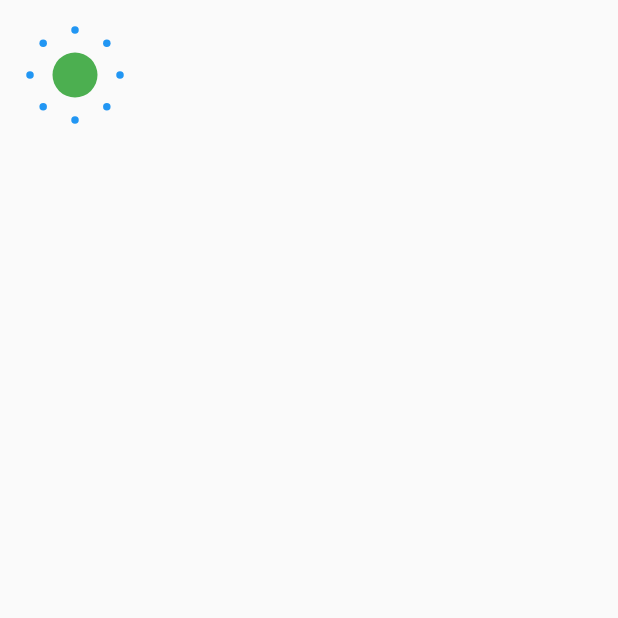
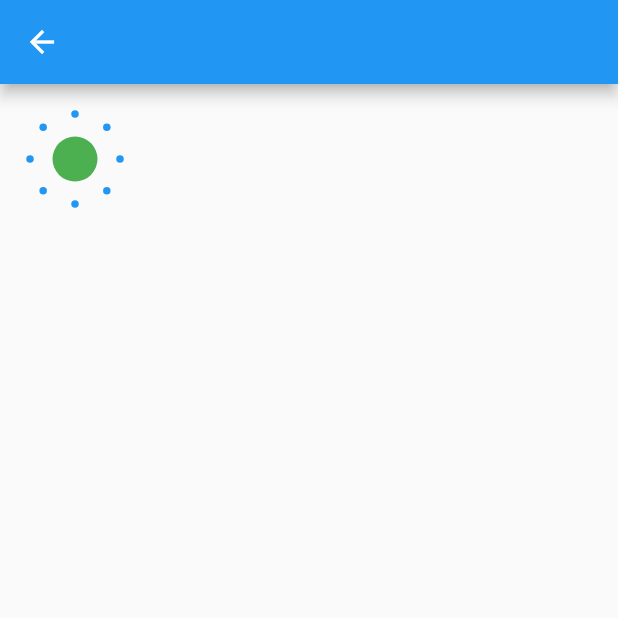
Before and after one commit to eduserrato/SantaClausLetterApp, a Flutter app: the Loading screen opened directly, on a phone screen of 412 x 824 dp, the top half of it. Run offline on Flutter 3.47's test engine with Material 2 defaults, Android fonts, the phone set to English and light mode, and no system bars.

Commit message:
Nav bars added. Back buttons. Working at push.

```diff
--- a/lib/screens/loadingscreen.dart
+++ b/lib/screens/loadingscreen.dart
@@ -17,7 +17,14 @@ class _LoadingState extends State<Loading> {
 
   @override
   Widget build(BuildContext context) {
-    return Container(
+    return Scaffold(
+      appBar: AppBar(
+          leading: IconButton(
+              icon: Icon(Icons.arrow_back),
+              onPressed: () {
+                Navigator.pop(context);
+              })),
+      body: Container(
         width: 100.0,
         height: 100.0,
         child: Center(
@@ -28,34 +35,46 @@ class _LoadingState extends State<Loading> {
                 radius: 30.0,
               ),
               Transform.translate(
-              offset: Offset(radius * cos(pi/4), radius * sin(pi/4)),
-              child: Dot(radius: 5.0, color: Colors.blue),
-            ), Transform.translate(
-              offset: Offset(radius * cos(2*pi/4), radius * sin(2*pi/4)),
-              child: Dot(radius: 5.0, color: Colors.blue),
-            ), Transform.translate(
-              offset: Offset(radius * cos(3*pi/4), radius * sin(3*pi/4)),
-              child: Dot(radius: 5.0, color: Colors.blue),
-            ), Transform.translate(
-              offset: Offset(radius * cos(4*pi/4), radius * sin(4*pi/4)),
+                offset: Offset(radius * cos(pi / 4), radius * sin(pi / 4)),
                 child: Dot(radius: 5.0, color: Colors.blue),
               ),
               Transform.translate(
-              offset: Offset(radius * cos(5*pi/4), radius * sin(5*pi/4)),
-              child: Dot(radius: 5.0, color: Colors.blue),
-            ), Transform.translate(
-              offset: Offset(radius * cos(6*pi/4), radius * sin(6*pi/4)),
+                offset:
+                    Offset(radius * cos(2 * pi / 4), radius * sin(2 * pi / 4)),
                 child: Dot(radius: 5.0, color: Colors.blue),
               ),
               Transform.translate(
-              offset: Offset(radius * cos(7*pi/4), radius * sin(7*pi/4)),
+                offset:
+                    Offset(radius * cos(3 * pi / 4), radius * sin(3 * pi / 4)),
                 child: Dot(radius: 5.0, color: Colors.blue),
               ),
               Transform.translate(
-              offset: Offset(radius * cos(8*pi/4), radius * sin(8*pi/4)),
+                offset:
+                    Offset(radius * cos(4 * pi / 4), radius * sin(4 * pi / 4)),
+                child: Dot(radius: 5.0, color: Colors.blue),
+              ),
+              Transform.translate(
+                offset:
+                    Offset(radius * cos(5 * pi / 4), radius * sin(5 * pi / 4)),
+                child: Dot(radius: 5.0, color: Colors.blue),
+              ),
+              Transform.translate(
+                offset:
+                    Offset(radius * cos(6 * pi / 4), radius * sin(6 * pi / 4)),
+                child: Dot(radius: 5.0, color: Colors.blue),
+              ),
+              Transform.translate(
+                offset:
+                    Offset(radius * cos(7 * pi / 4), radius * sin(7 * pi / 4)),
+                child: Dot(radius: 5.0, color: Colors.blue),
+              ),
+              Transform.translate(
+                offset:
+                    Offset(radius * cos(8 * pi / 4), radius * sin(8 * pi / 4)),
                 child: Dot(radius: 5.0, color: Colors.blue),
               ),
             ],
+          ),
         ),
       ),
     );
--- a/lib/screens/loginscreen.dart
+++ b/lib/screens/loginscreen.dart
@@ -18,14 +18,8 @@ class _LoginScreenState extends State<LoginScreen> {
         child: Column(
             mainAxisAlignment: MainAxisAlignment.center,
             children: <Widget>[
-              // (DecoratedBox
+              TextField(controller: emailCtrl),
 
-              //   child: TextField(controller: emailCtrl),
-              // ),
-              Padding(
-                padding: const EdgeInsets.all(8.0),
-                child: TextField(controller: emailCtrl),
-              ),
               TextField(controller: phoneCtrl, obscureText: true),
               RaisedButton(
                   child: Text("Go"),
```
Lines whose indentation alone changed are shown as unchanged.
